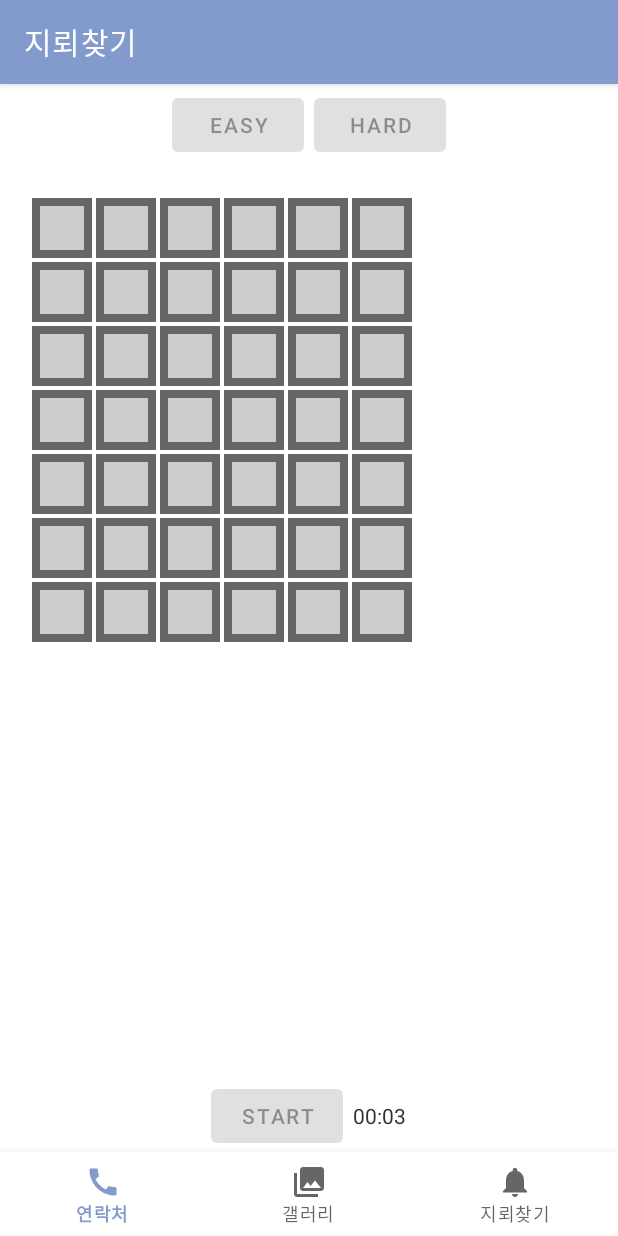
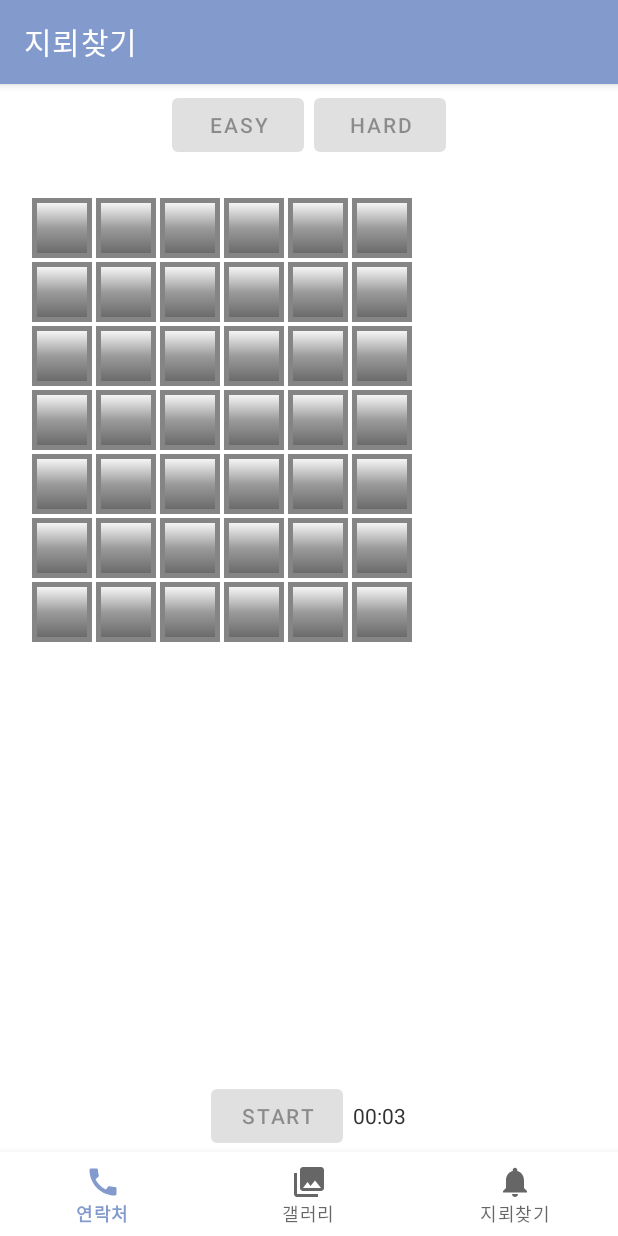
Before and after one commit to yjinpark1221/First-App, an Android app: the MinesweeperFragment screen opened through its navigation route, after a tap on "START", on a phone screen of 412 x 824 dp. Run offline under Robolectric (Android 15) with nearby library versions, the phone set to English and light mode, and no system bars; our stand-ins replace navigation-ui; 2 other taps on this screen came first.

Commit message:
minesweeperButtonDesign

```diff
--- a/app/src/main/res/drawable/button_border.xml
+++ b/app/src/main/res/drawable/button_border.xml
@@ -1,6 +1,16 @@
-<shape xmlns:android="http://schemas.android.com/apk/res/android">
-    <solid android:color="#CCCCCC" /> <!-- 배경색 (회색) -->
+<shape xmlns:android="http://schemas.android.com/apk/res/android"
+    android:shape="rectangle">
+
+
+    <solid android:color="#CCCCCC"/>
+        <gradient
+            android:angle="-45"
+            android:centerColor="#9B9B9B"
+            android:startColor="#FFFFFF"
+            android:endColor="#666666"/>
+     <!-- 배경색 (회색) -->
     <stroke
-        android:width="5dp"
-        android:color="#666666" /> <!-- 테두리 색상 (검은색) -->
+        android:width="3dp"
+        android:color="#858585" />
+    <!-- 테두리 색상 (검은색) -->
 </shape>
```
